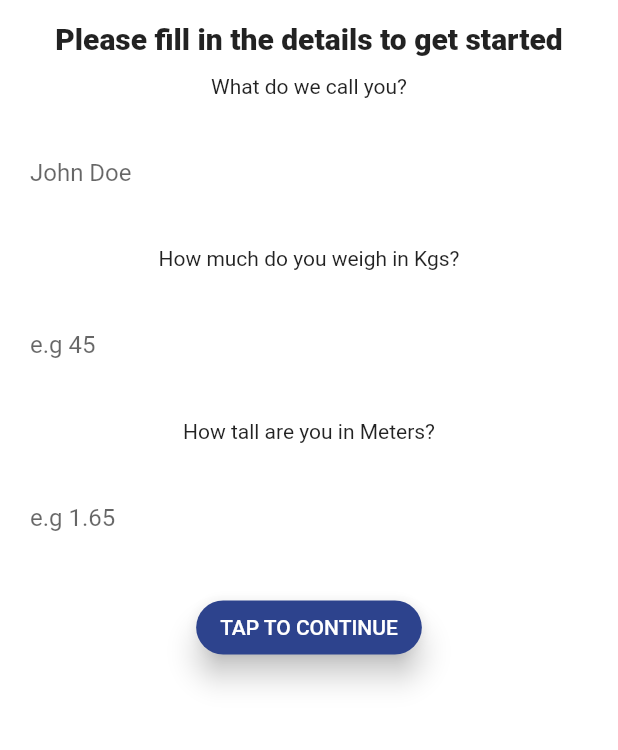
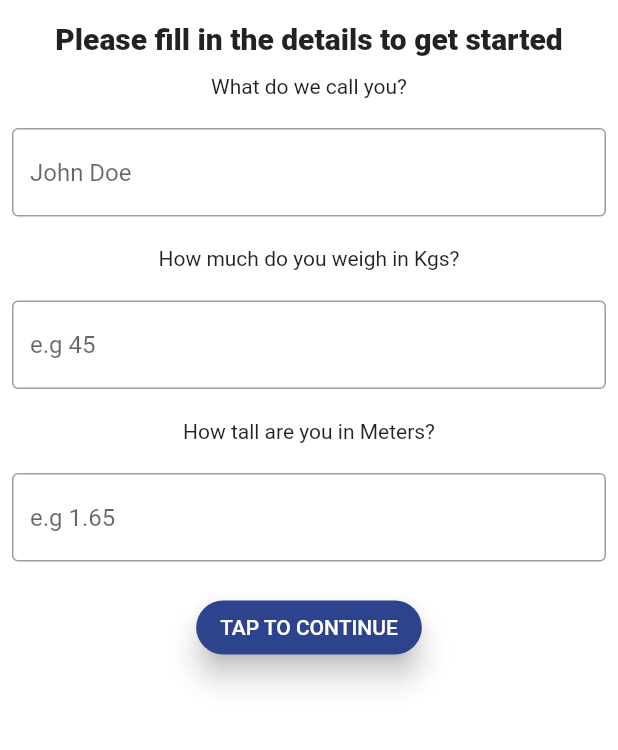
Before and after one commit to hngi/Team-wonderwoman-mobile, a Flutter app: the UserDetails screen opened directly, on a phone screen of 412 x 824 dp, the part 97-847 px from its top. Run offline on Flutter 3.47's test engine with Material 2 defaults, Android fonts, the phone set to English and light mode, and no system bars; our stand-ins replace flutter_svg, shared_preferences, timer_count_down; accounts and stored records are empty; Roboto replaces fonts that are missing (Work Sans/WorkSans-Bold, Work Sans/WorkSans-Regular).

Commit message:
I am tired

```diff
--- a/lib/main.dart
+++ b/lib/main.dart
@@ -1,6 +1,7 @@
 
 import 'package:flutter/material.dart';
 import 'package:ifitness/screens/home.dart';
+import 'package:ifitness/widgets/bottom_navigation.dart';
 import 'package:ifitness/widgets/control_screen.dart';
 import 'screens/favourites.dart';
 import 'screens/profile.dart';
@@ -23,7 +24,10 @@ class MyApp extends StatelessWidget {
 
 
         ),
-        home: ControlScreen(),
+        home: Scaffold(
+          bottomNavigationBar: BottomNavigation(),
+            body: ControlScreen()),
+
 
     );
   }
--- a/lib/screens/details.dart
+++ b/lib/screens/details.dart
@@ -60,9 +60,7 @@ class _UserDetailsState extends State<UserDetails> {
                           keyboardType: TextInputType.text,
                           controller: nameTextController,
                           decoration: InputDecoration(
-                            border: OutlineInputBorder().copyWith(
-                        borderRadius: BorderRadius.circular(40),
-                        borderSide: BorderSide.none),
+                            border: OutlineInputBorder(),
                             hintText: 'John Doe'
                           ),
                           validator: (value) {
@@ -80,9 +78,7 @@ class _UserDetailsState extends State<UserDetails> {
                           keyboardType: TextInputType.number,
                           controller: weightTextController,
                           decoration: InputDecoration(
-                            border: OutlineInputBorder().copyWith(
-                        borderRadius: BorderRadius.circular(40),
-                        borderSide: BorderSide.none),
+                            border: OutlineInputBorder(),
                             hintText: 'e.g 45'
                           ),
                           validator: (value) {
@@ -100,9 +96,8 @@ class _UserDetailsState extends State<UserDetails> {
                           keyboardType: TextInputType.number,
                           controller: heightTextController,
                           decoration: InputDecoration(
-                            border: OutlineInputBorder().copyWith(
-                             borderRadius: BorderRadius.circular(40),
-                             borderSide: BorderSide.none),
+                            border: OutlineInputBorder(),
+
                             hintText: 'e.g 1.65',
                           ),
                           validator: (value) {
@@ -120,7 +115,9 @@ class _UserDetailsState extends State<UserDetails> {
                                 fontFamily: 'Work Sans/WorkSans-Regular'
                             )),
                         color: Color(0xff2d438d),
-                        shape: RoundedRectangleBorder(borderRadius: BorderRadius.all(Radius.circular(20))),
+                        shape: RoundedRectangleBorder(
+                            borderRadius: BorderRadius.all(Radius.circular(20)),
+                        ),
                         onPressed: () async {
                           await saveCredentials();
                           //the next page after user feeds in necessary credentials
@@ -151,6 +148,7 @@ class _UserDetailsState extends State<UserDetails> {
      object.saveUserHeight(heightTextController.text,prefs);
      object.saveUserWeight(weightTextController.text,prefs);
     }
+
   }
 
   // Initialize sharedpreferences in this file
--- a/lib/screens/home.dart
+++ b/lib/screens/home.dart
@@ -36,7 +36,7 @@ class _HomePageState extends State<HomePage> {
     String greetingTime=greeting();
 
     return Scaffold(
-      bottomNavigationBar: BottomNavigation(),
+//      bottomNavigationBar: BottomNavigation(),
         body: Stack(
           children: <Widget>[
             Container(
```
Also changed, not shown: lib/screens/profile.dart (+7 -1 lines), lib/widgets/bottom_navigation.dart (+36 -26 lines), 1 other file.
